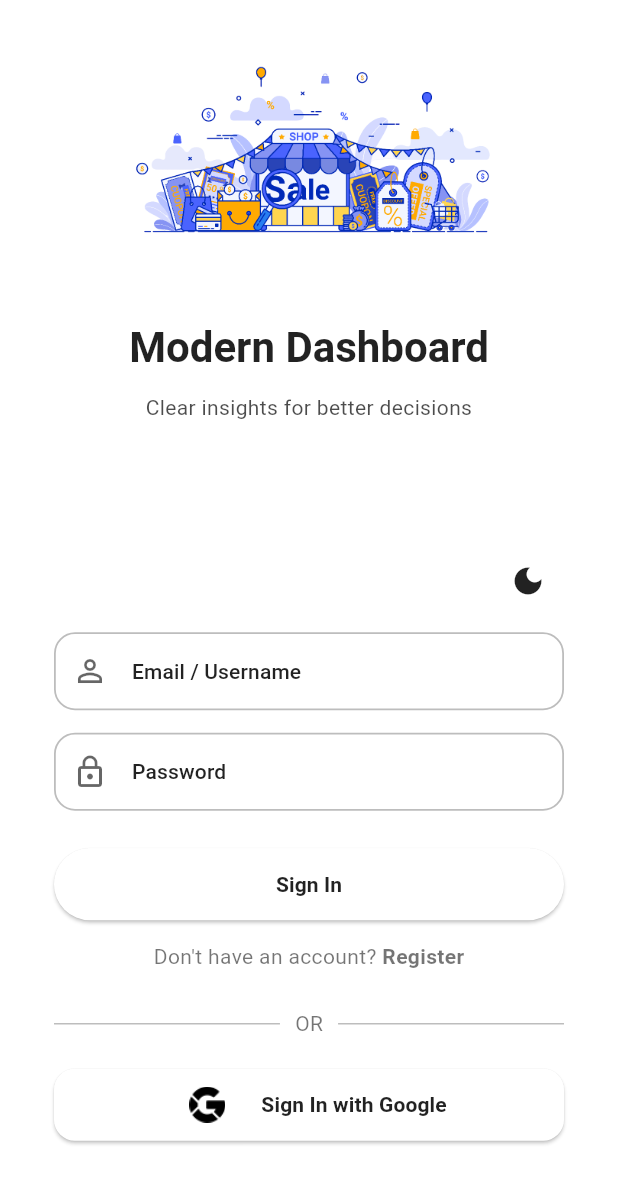
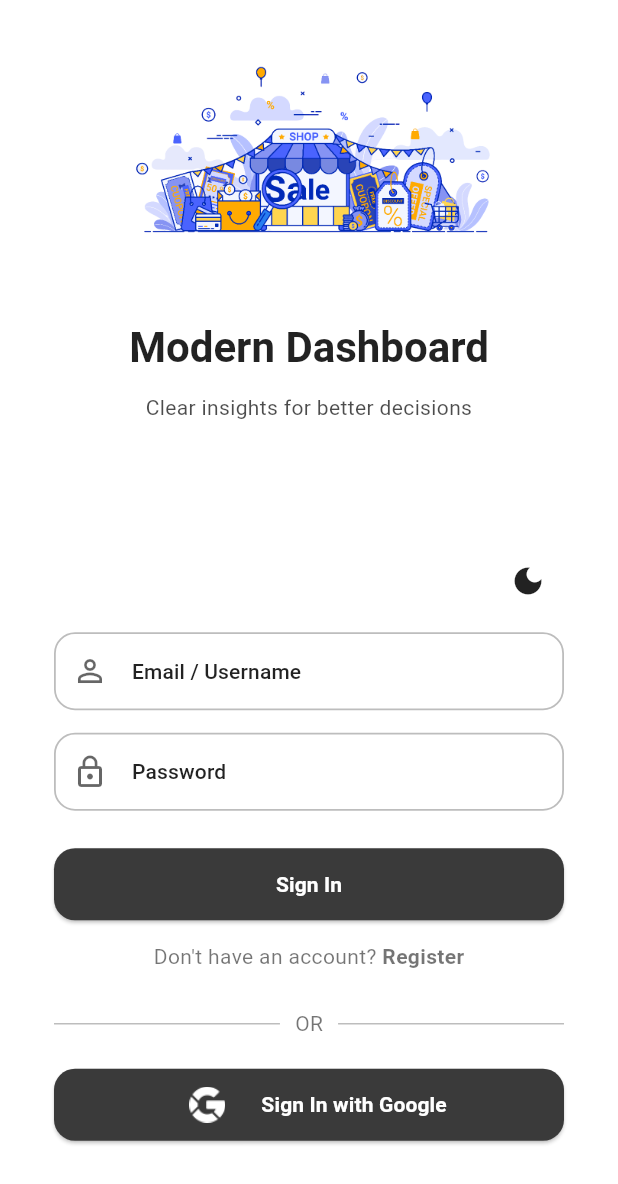
Before and after one commit to redaya88/krema-gms-web-flutter, a Flutter app: the screen it shows after launch, on a phone screen of 412 x 824 dp. Shown: the top 1184 px of the screen. Run offline on Flutter 3.47's test engine with Material 3 defaults, Android fonts, the phone set to English and light mode, and no system bars; our stand-ins replace get, get_storage; accounts and stored records are empty.

Commit message:
fix: change button color of signin and signup

```diff
--- a/lib/modules/login/login_form.dart
+++ b/lib/modules/login/login_form.dart
@@ -143,9 +143,9 @@ class PrettyLoginForm extends StatelessWidget {
               onPressed:
                   controller.isLoading.value ? null : () => controller.login(),
               style: ElevatedButton.styleFrom(
-                backgroundColor: theme.colorScheme.primary,
+                backgroundColor: theme.colorScheme.secondary,
                 shape: RoundedRectangleBorder(
-                  borderRadius: BorderRadius.circular(28),
+                  borderRadius: BorderRadius.circular(14),
                 ),
               ),
               child: controller.isLoading.value
@@ -160,7 +160,7 @@ class PrettyLoginForm extends StatelessWidget {
                   : Text(
                       "Sign In",
                       style: theme.textTheme.labelLarge?.copyWith(
-                        // color: theme.colorScheme.onPrimary,
+                        color: theme.colorScheme.onPrimary,
                         fontWeight: FontWeight.w600,
                       ),
                     ),
@@ -213,7 +213,13 @@ class PrettyLoginForm extends StatelessWidget {
             height: 48,
             child: ElevatedButton(
               onPressed: () {},
-              style: theme.elevatedButtonTheme.style,
+              // style: theme.elevatedButtonTheme.style,
+              style: ElevatedButton.styleFrom(
+                backgroundColor: theme.colorScheme.secondary,
+                shape: RoundedRectangleBorder(
+                  borderRadius: BorderRadius.circular(14),
+                ),
+              ),
               child: Row(
                 mainAxisAlignment: MainAxisAlignment.center,
                 children: [
@@ -223,9 +229,7 @@ class PrettyLoginForm extends StatelessWidget {
                       vertical: 10,
                     ),
                     child: Image.asset(
-                      isDark
-                          ? 'assets/icons/google-dark.png'
-                          : 'assets/icons/google-light.png',
+                      'assets/icons/google-dark.png',
                       width: 24,
                       height: 24,
                       fit: BoxFit.contain,
@@ -235,7 +239,7 @@ class PrettyLoginForm extends StatelessWidget {
                   Text(
                     "Sign In with Google",
                     style: theme.textTheme.labelLarge?.copyWith(
-                      // color: theme.colorScheme.onPrimary,
+                      color: theme.colorScheme.onPrimary,
                       fontWeight: FontWeight.w600,
                     ),
                   ),
```
